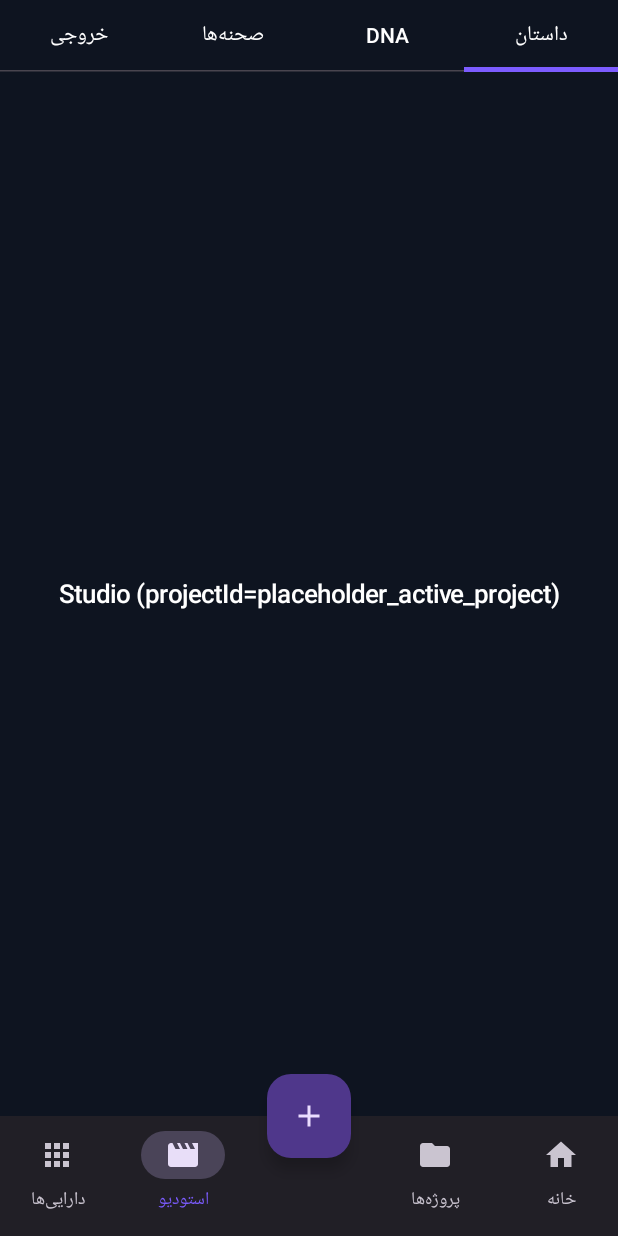
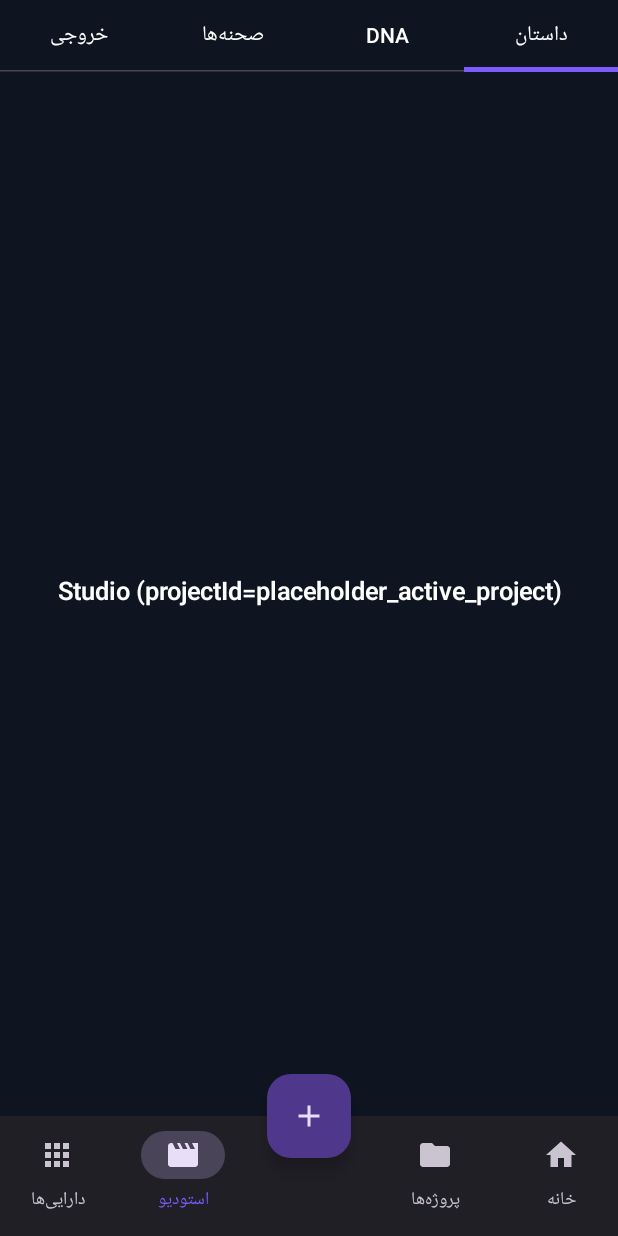
Before and after one commit to operaboys/cinema-shot-generator, an Android app built with Jetpack Compose: the screen it shows after launch (MainActivity), item 4 of the bottom bar chosen, on a phone screen of 412 x 824 dp. Run offline under Robolectric (Android 15) with nearby library versions, the phone set to English and light mode, and no system bars.

Commit message:
واحد ۱۶ فاز ۰ (تکمیل): اتصال فونت‌های واقعی Inter/Vazirmatn
رفع محدودیت مستندشده در ADR-042 — ۸ فایل واقعی (تأییدشده با file که واقعاً
TrueType معتبرند) اکنون در app/src/main/res/font/ موجودند (merge شده از remote
پیش از این commit).

Type.kt: InterFontFamily/VazirmatnFontFamily واقعی (هرکدام ۴ وزن) +
cinemaFontFamily(language) که طبق docs/design/README.md خودکار بین این دو
سوییچ می‌کند. CinemaFontFamily قدیمی (فونت سیستم) کاملاً حذف شد.

CinemaShotGeneratorTheme اکنون language را مستقیماً می‌گیرد (هم‌الگو با
darkTheme موجود) — تصمیم مستند در ADR-043 برای رد یک CompositionLocal جدید.

جزئیات کامل در docs/adr/043-unit16-phase0-real-fonts.md.

Co-Authored-By: Claude <noreply@anthropic.com>
Claude-Session: https://claude.ai/code/session_019kdWU1LPEfBayQxR4EF7ru

```diff
--- a/app/src/main/java/com/operaboys/cinemashotgenerator/ui/App.kt
+++ b/app/src/main/java/com/operaboys/cinemashotgenerator/ui/App.kt
@@ -35,7 +35,7 @@ fun App() {
     val layoutDirection = if (language == Language.FA) LayoutDirection.Rtl else LayoutDirection.Ltr
 
     CompositionLocalProvider(LocalLayoutDirection provides layoutDirection) {
-        CinemaShotGeneratorTheme(darkTheme = theme == AppTheme.DARK) {
+        CinemaShotGeneratorTheme(darkTheme = theme == AppTheme.DARK, language = language) {
             MainScaffold(workflowViewModel = workflowViewModel)
         }
     }
--- a/app/src/main/java/com/operaboys/cinemashotgenerator/ui/theme/Theme.kt
+++ b/app/src/main/java/com/operaboys/cinemashotgenerator/ui/theme/Theme.kt
@@ -4,6 +4,7 @@ import androidx.compose.material3.MaterialTheme
 import androidx.compose.material3.darkColorScheme
 import androidx.compose.material3.lightColorScheme
 import androidx.compose.runtime.Composable
+import com.operaboys.cinemashotgenerator.domain.outputdelivery.Language
 
 // واحد ۱۶ — فاز ۰ (پایه‌ی مشترک): Theme.kt واقعی طبق Design Tokens
 // docs/design/README.md — جایگزین تم موقت M3 پیش‌فرض قدم‌های قبلی.
@@ -44,16 +45,27 @@ private val LightColorScheme = lightColorScheme(
     onError = LightTokens.Bg
 )
 
+/**
+ * MIGRATED (docs/adr/043-unit16-phase0-real-fonts.md): پارامتر `language` اضافه شد
+ * تا `typography` بتواند طبق docs/design/README.md («Vazirmatn — used automatically
+ * whenever lang = fa») بین Inter/Vazirmatn سوییچ کند — تصمیم مستند: تزریق مستقیم
+ * `language` به این تابع (به‌جای خواندن آن از یک CompositionLocal جداگانه)، چون
+ * فراخوان همیشه‌اش (`App.kt`) از قبل `language` را از `WorkflowViewModel` دارد و
+ * مستقیماً همان الگوی موجود `darkTheme: Boolean` (که همان‌طور مستقیماً تزریق
+ * می‌شود، نه از CompositionLocal) را دنبال می‌کند — بدون نیاز به یک لایه‌ی
+ * انتزاعی جدید.
+ */
 @Composable
 fun CinemaShotGeneratorTheme(
     darkTheme: Boolean,
+    language: Language,
     content: @Composable () -> Unit
 ) {
     val extendedColors = if (darkTheme) DarkExtendedColors else LightExtendedColors
     ProvideExtendedColors(colors = extendedColors) {
         MaterialTheme(
             colorScheme = if (darkTheme) DarkColorScheme else LightColorScheme,
-            typography = CinemaTypography,
+            typography = cinemaTypography(language),
             content = content
         )
     }
--- a/app/src/main/java/com/operaboys/cinemashotgenerator/ui/theme/Type.kt
+++ b/app/src/main/java/com/operaboys/cinemashotgenerator/ui/theme/Type.kt
@@ -2,55 +2,78 @@ package com.operaboys.cinemashotgenerator.ui.theme
 
 import androidx.compose.material3.Typography
 import androidx.compose.ui.text.TextStyle
+import androidx.compose.ui.text.font.Font
 import androidx.compose.ui.text.font.FontFamily
 import androidx.compose.ui.text.font.FontWeight
 import androidx.compose.ui.unit.sp
+import com.operaboys.cinemashotgenerator.R
+import com.operaboys.cinemashotgenerator.domain.outputdelivery.Language
 
-// واحد ۱۶ — فاز ۰: مقیاس تایپوگرافی طبق docs/design/README.md بخش Typography.
+// واحد ۱۶ — فاز ۰ (تکمیل‌شده): مقیاس تایپوگرافی طبق docs/design/README.md بخش
+// Typography — اکنون با فونت‌های واقعی Inter/Vazirmatn.
 //
-// محدودیت شناخته‌شده (مستند در docs/adr/042-...): سند طراحی Inter (لاتین/UI) و
-// Vazirmatn (فارسی) را می‌خواهد، اما هیچ فایل فونت واقعی (.ttf/.otf) در
-// docs/design/ ضمیمه نشده — فقط HTML/CSS/PNG. این فاز فقط Scale واقعی (اندازه/
-// lineHeight/وزن) را دقیقاً پیاده می‌کند؛ FontFamily.Default (فونت سیستم) به‌عنوان
-// Placeholder موقت استفاده شده — افزودن فایل‌های واقعی Inter/Vazirmatn به res/font/
-// (یا اتصال Google Fonts Provider) یک کار آینده‌ی مجزا و مستند است، نه یک حدس اینجا.
-val CinemaFontFamily: FontFamily = FontFamily.Default
+// MIGRATED (docs/adr/043-unit16-phase0-real-fonts.md): محدودیت مستندشده در
+// docs/adr/042-unit16-phase0-shared-foundation.md («هیچ فایل فونت واقعی ضمیمه
+// نشده بود؛ FontFamily.Default به‌عنوان Placeholder») رفع شد — فایل‌های واقعی
+// Inter (۴ وزن) و Vazirmatn (۴ وزن) اکنون در app/src/main/res/font/ موجودند.
+
+/** لاتین/UI — طبق docs/design/README.md. */
+val InterFontFamily = FontFamily(
+    Font(R.font.inter_regular, FontWeight.Normal),
+    Font(R.font.inter_medium, FontWeight.Medium),
+    Font(R.font.inter_semibold, FontWeight.SemiBold),
+    Font(R.font.inter_bold, FontWeight.Bold)
+)
+
+/** فارسی — طبق docs/design/README.md («used automatically whenever lang = fa»). */
+val VazirmatnFontFamily = FontFamily(
+    Font(R.font.vazirmatn_regular, FontWeight.Normal),
+    Font(R.font.vazirmatn_medium, FontWeight.Medium),
+    Font(R.font.vazirmatn_semibold, FontWeight.SemiBold),
+    Font(R.font.vazirmatn_bold, FontWeight.Bold)
+)
+
+/** سوییچ خودکار فونت بر اساس زبان فعلی UI — تنها نقطه‌ی تصمیم‌گیری Inter/Vazirmatn. */
+fun cinemaFontFamily(language: Language): FontFamily = when (language) {
+    Language.FA -> VazirmatnFontFamily
+    Language.EN -> InterFontFamily
+}
 
 /** ۲۸/۳۶، Bold — عنوان‌های بزرگ/اعداد بزرگ. */
-val DisplayLargeStyle = TextStyle(
-    fontFamily = CinemaFontFamily,
+private fun displayLargeStyle(fontFamily: FontFamily) = TextStyle(
+    fontFamily = fontFamily,
     fontWeight = FontWeight.Bold,
     fontSize = 28.sp,
     lineHeight = 36.sp
 )
 
 /** ۲۰/۲۸ — عنوان بخش. */
-val TitleSectionStyle = TextStyle(
-    fontFamily = CinemaFontFamily,
+private fun titleSectionStyle(fontFamily: FontFamily) = TextStyle(
+    fontFamily = fontFamily,
     fontWeight = FontWeight.SemiBold,
     fontSize = 20.sp,
     lineHeight = 28.sp
 )
 
 /** ۱۷/۲۴، Semibold — عنوان کارت. */
-val TitleCardStyle = TextStyle(
-    fontFamily = CinemaFontFamily,
+private fun titleCardStyle(fontFamily: FontFamily) = TextStyle(
+    fontFamily = fontFamily,
     fontWeight = FontWeight.SemiBold,
     fontSize = 17.sp,
     lineHeight = 24.sp
 )
 
 /** ۱۵/۲۲ — متن اصلی. */
-val BodyStyle = TextStyle(
-    fontFamily = CinemaFontFamily,
+private fun bodyStyle(fontFamily: FontFamily) = TextStyle(
+    fontFamily = fontFamily,
     fontWeight = FontWeight.Normal,
     fontSize = 15.sp,
     lineHeight = 22.sp
 )
 
 /** ۱۳/۱۸ — Caption/Meta/Label. */
-val CaptionStyle = TextStyle(
-    fontFamily = CinemaFontFamily,
+private fun captionStyle(fontFamily: FontFamily) = TextStyle(
+    fontFamily = fontFamily,
     fontWeight = FontWeight.Normal,
     fontSize = 13.sp,
     lineHeight = 18.sp
@@ -59,14 +82,16 @@ val CaptionStyle = TextStyle(
 /**
  * نگاشت ۵ سطح Scale سند طراحی به نزدیک‌ترین نقش‌های Typography واقعی Material3
  * (که ۱۵ نقش دارد، نه ۵) — فقط ۵ نقشی که این فاز واقعاً استفاده می‌کند بازنویسی
- * شدند؛ بقیه‌ی نقش‌های Typography پیش‌فرض M3 دست‌نخورده ماندند (Composable های
- * فازهای بعدی می‌توانند مستقیماً از DisplayLargeStyle/... بالا هم استفاده کنند اگر
- * نقش M3 معادل دقیقی نداشت).
+ * شدند؛ بقیه‌ی نقش‌های Typography پیش‌فرض M3 دست‌نخورده ماندند. `language` تعیین
+ * می‌کند کدام FontFamily (Inter/Vazirmatn) در همه‌ی ۵ نقش استفاده شود.
  */
-val CinemaTypography = Typography(
-    headlineMedium = DisplayLargeStyle,
-    titleLarge = TitleSectionStyle,
-    titleMedium = TitleCardStyle,
-    bodyLarge = BodyStyle,
-    labelSmall = CaptionStyle
-)
+fun cinemaTypography(language: Language): Typography {
+    val fontFamily = cinemaFontFamily(language)
+    return Typography(
+        headlineMedium = displayLargeStyle(fontFamily),
+        titleLarge = titleSectionStyle(fontFamily),
+        titleMedium = titleCardStyle(fontFamily),
+        bodyLarge = bodyStyle(fontFamily),
+        labelSmall = captionStyle(fontFamily)
+    )
+}
```
Also changed, not shown: 4 other files.
